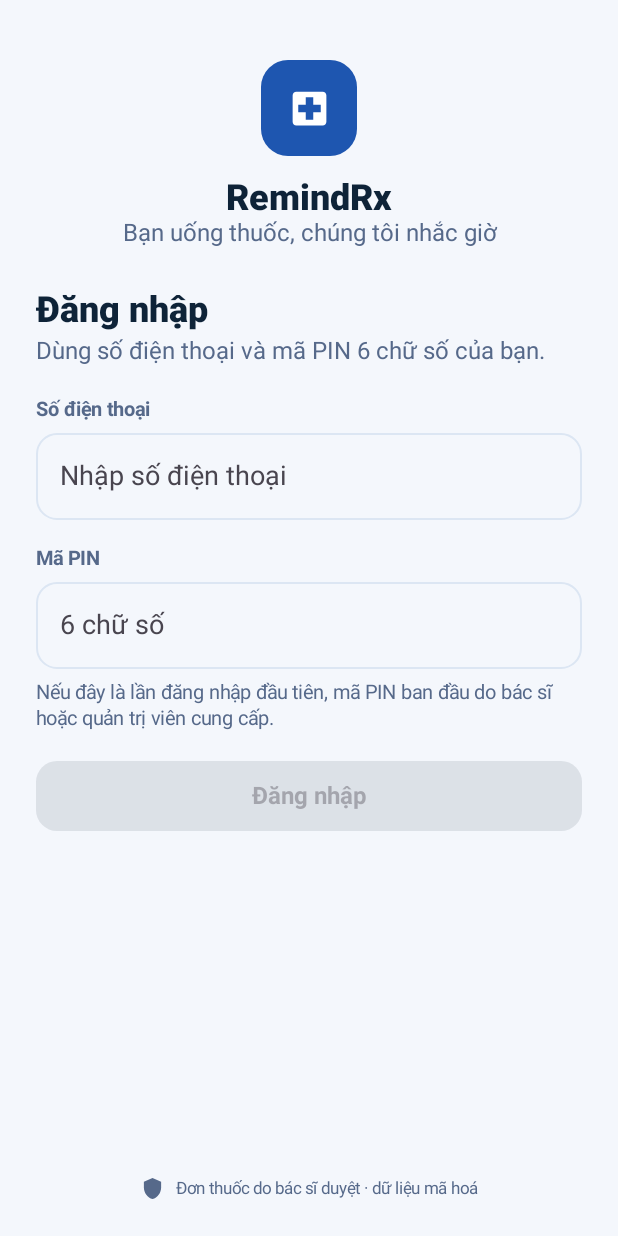
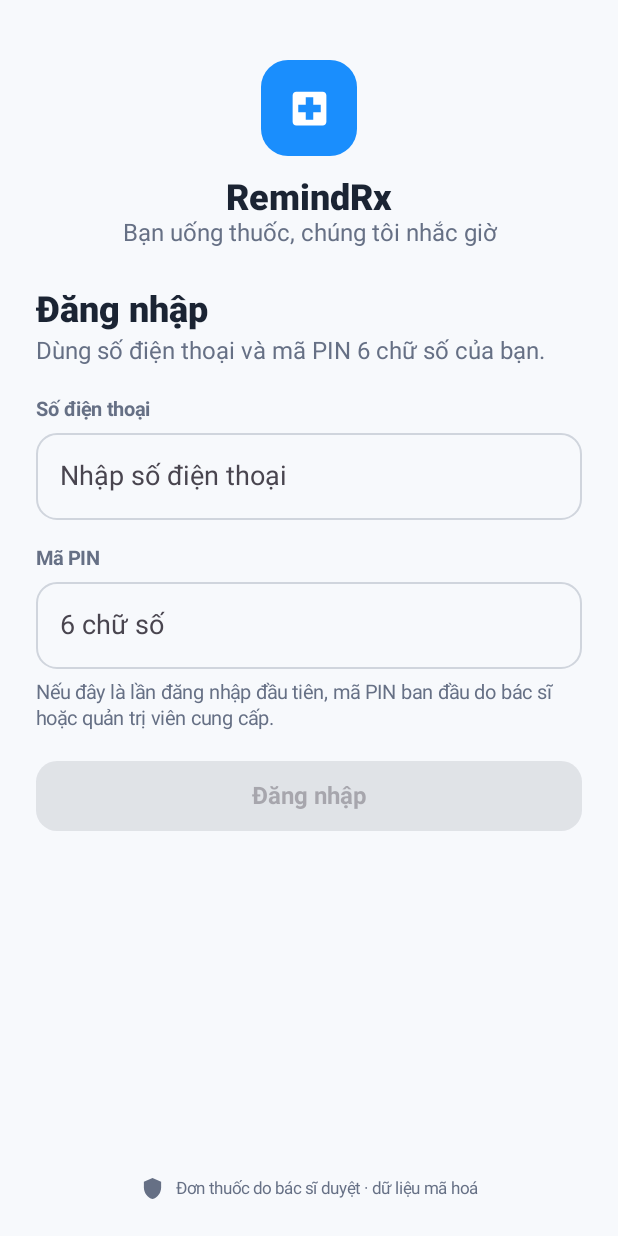
Before and after one commit to Quocker20/dosely-medication-adherence-agent, an Android app built with Jetpack Compose: the screen it shows after launch (MainActivity), on a phone screen of 412 x 824 dp. Run offline under Robolectric (Android 15) with nearby library versions, the light colour scheme and no system bars; our stand-ins replace Dagger/Hilt's generated code; 2 statements that could not run were skipped.

Commit message:
Modify color for mobile app

```diff
--- a/android/app/src/main/java/com/remindrx/app/ui/screens/AssistantScreen.kt
+++ b/android/app/src/main/java/com/remindrx/app/ui/screens/AssistantScreen.kt
@@ -73,7 +73,7 @@ fun AssistantScreen(
             Icon(
                 Icons.Filled.SmartToy,
                 contentDescription = null,
-                tint = MaterialTheme.colorScheme.primary,
+                tint = extras.ai,
                 modifier = Modifier.padding(end = 10.dp),
             )
             Column(Modifier.weight(1f)) {
@@ -177,7 +177,7 @@ fun AssistantScreen(
                 },
                 enabled = input.isNotBlank() && !state.isReplying,
             ) {
-                Icon(Icons.AutoMirrored.Filled.Send, contentDescription = "Gửi", tint = MaterialTheme.colorScheme.primary)
+                Icon(Icons.AutoMirrored.Filled.Send, contentDescription = "Gửi", tint = extras.ai)
             }
         }
     }
@@ -199,7 +199,7 @@ private fun ChatBubble(message: ChatMessage) {
                 bottomEnd = if (isUser) 4.dp else 18.dp,
             ),
             colors = CardDefaults.cardColors(
-                containerColor = if (isUser) MaterialTheme.colorScheme.primary else extras.surfaceAlt,
+                containerColor = if (isUser) extras.ai else extras.surfaceAlt,
             ),
             modifier = Modifier.widthIn(max = 320.dp),
         ) {
--- a/android/app/src/main/java/com/remindrx/app/ui/screens/ChatHistoryScreen.kt
+++ b/android/app/src/main/java/com/remindrx/app/ui/screens/ChatHistoryScreen.kt
@@ -11,8 +11,8 @@ import androidx.compose.foundation.lazy.LazyColumn
 import androidx.compose.foundation.lazy.items
 import androidx.compose.foundation.shape.RoundedCornerShape
 import androidx.compose.material.icons.Icons
+import androidx.compose.material.icons.automirrored.filled.ArrowBack
 import androidx.compose.material.icons.filled.AddComment
-import androidx.compose.material.icons.filled.ArrowBack
 import androidx.compose.material.icons.filled.ChatBubbleOutline
 import androidx.compose.material.icons.filled.ChevronRight
 import androidx.compose.material3.Card
@@ -44,7 +44,7 @@ fun ChatHistoryScreen(
             verticalAlignment = Alignment.CenterVertically,
         ) {
             IconButton(onClick = onBack) {
-                Icon(Icons.Filled.ArrowBack, contentDescription = "Quay lại")
+                Icon(Icons.AutoMirrored.Filled.ArrowBack, contentDescription = "Quay lại")
             }
             Text("Lịch sử Chat AI", style = MaterialTheme.typography.headlineMedium, modifier = Modifier.weight(1f))
             IconButton(onClick = onNewChat) {
@@ -80,7 +80,7 @@ fun ChatHistoryScreen(
                         Icon(
                             Icons.Filled.ChatBubbleOutline,
                             contentDescription = null,
-                            tint = MaterialTheme.colorScheme.primary,
+                            tint = extras.ai,
                         )
                         Column(Modifier.weight(1f)) {
                             Text(conversation.title, style = MaterialTheme.typography.titleMedium)
--- a/android/app/src/main/java/com/remindrx/app/ui/screens/LoginScreen.kt
+++ b/android/app/src/main/java/com/remindrx/app/ui/screens/LoginScreen.kt
@@ -64,7 +64,7 @@ fun LoginScreen(
         ) {
             Card(
                 shape = RoundedCornerShape(18.dp),
-                colors = CardDefaults.cardColors(containerColor = MaterialTheme.colorScheme.primary),
+                colors = CardDefaults.cardColors(containerColor = extras.brand),
                 modifier = Modifier.size(64.dp),
             ) {
                 Box(Modifier.fillMaxSize(), contentAlignment = Alignment.Center) {
--- a/android/app/src/main/java/com/remindrx/app/ui/theme/Color.kt
+++ b/android/app/src/main/java/com/remindrx/app/ui/theme/Color.kt
@@ -2,36 +2,58 @@ package com.remindrx.app.ui.theme
 
 import androidx.compose.ui.graphics.Color
 
-// Light palette
-val LightBg = Color(0xFFF4F7FC)
+// RemindRx light palette. The darker primary is used for filled controls so
+// white labels remain legible; BrandBlue carries the requested bright accent.
+val LightBrandBlue = Color(0xFF1A8EFD)
+val LightPrimary = Color(0xFF1769AA)
+val LightOnPrimary = Color(0xFFFFFFFF)
+val LightPrimaryTint = Color(0xFFEAF4FF)
+val LightSecondary = Color(0xFF9D2553)
+val LightSecondaryTint = Color(0xFFFBEAF1)
+val LightTertiary = Color(0xFF147D64)
+val LightTertiaryTint = Color(0xFFE5F5F0)
+val LightAi = Color(0xFF6F56C7)
+val LightAiTint = Color(0xFFF0EDFF)
+
+val LightBg = Color(0xFFF7F9FC)
 val LightSurface = Color(0xFFFFFFFF)
-val LightSurfaceAlt = Color(0xFFEAF1FB)
-val LightInk = Color(0xFF0E2338)
-val LightInkMuted = Color(0xFF56698A)
-val LightPrimary = Color(0xFF1E56B0)
-val LightPrimaryDark = Color(0xFF123C82)
-val LightPrimaryTint = Color(0xFFE3ECFC)
-val LightBorder = Color(0xFFDCE6F3)
-val LightSuccess = Color(0xFF1E8E5A)
-val LightSuccessTint = Color(0xFFE3F5EC)
-val LightWarning = Color(0xFFB5730F)
-val LightWarningTint = Color(0xFFFBF0DD)
-val LightDanger = Color(0xFFCF4338)
-val LightDangerTint = Color(0xFFFBE8E6)
+val LightSurfaceAlt = Color(0xFFFBFCFF)
+val LightInk = Color(0xFF1B2433)
+val LightInkMuted = Color(0xFF667085)
+val LightBorder = Color(0xFFD0D5DD)
 
-// Dark palette
-val DarkBg = Color(0xFF0A1521)
-val DarkSurface = Color(0xFF101F30)
-val DarkSurfaceAlt = Color(0xFF16283C)
-val DarkInk = Color(0xFFEAF2FC)
-val DarkInkMuted = Color(0xFF93A9C2)
-val DarkPrimary = Color(0xFF6DA1FF)
-val DarkPrimaryDark = Color(0xFFA8C6FF)
-val DarkPrimaryTint = Color(0xFF17304F)
-val DarkBorder = Color(0xFF223650)
-val DarkSuccess = Color(0xFF4FD394)
-val DarkSuccessTint = Color(0xFF123526)
-val DarkWarning = Color(0xFFF0B24E)
-val DarkWarningTint = Color(0xFF3A2A11)
-val DarkDanger = Color(0xFFFF7A6E)
-val DarkDangerTint = Color(0xFF3B1D1B)
+val LightSuccess = Color(0xFF147D64)
+val LightSuccessTint = Color(0xFFE5F5F0)
+val LightWarning = Color(0xFFA96500)
+val LightWarningTint = Color(0xFFFFF2D8)
+val LightDanger = Color(0xFFB42318)
+val LightDangerStrong = Color(0xFF8F1D15)
+val LightDangerTint = Color(0xFFFFE9E7)
+
+// Dark equivalents preserve the same semantic families without reusing light
+// values that would lose contrast against the navy surfaces.
+val DarkBrandBlue = Color(0xFF69B7FF)
+val DarkPrimary = Color(0xFF8CC8FF)
+val DarkOnPrimary = Color(0xFF09243C)
+val DarkPrimaryTint = Color(0xFF183B5B)
+val DarkSecondary = Color(0xFFF08DB5)
+val DarkSecondaryTint = Color(0xFF4A2033)
+val DarkTertiary = Color(0xFF64D8BE)
+val DarkTertiaryTint = Color(0xFF153E35)
+val DarkAi = Color(0xFFB7A7FF)
+val DarkAiTint = Color(0xFF332B58)
+
+val DarkBg = Color(0xFF1B2433)
+val DarkSurface = Color(0xFF222D3D)
+val DarkSurfaceAlt = Color(0xFF2A3648)
+val DarkInk = Color(0xFFF7F9FC)
+val DarkInkMuted = Color(0xFFA5A7AC)
+val DarkBorder = Color(0xFF475467)
+
+val DarkSuccess = Color(0xFF65D6B8)
+val DarkSuccessTint = Color(0xFF173D35)
+val DarkWarning = Color(0xFFFFC566)
+val DarkWarningTint = Color(0xFF493515)
+val DarkDanger = Color(0xFFFF9188)
+val DarkDangerStrong = Color(0xFFC85D55)
+val DarkDangerTint = Color(0xFF4B2422)
--- a/android/app/src/main/java/com/remindrx/app/ui/theme/Theme.kt
+++ b/android/app/src/main/java/com/remindrx/app/ui/theme/Theme.kt
@@ -13,41 +13,56 @@ import androidx.compose.ui.graphics.Color
 // so those semantic tokens travel through their own CompositionLocal instead
 // of being smuggled into unrelated Material roles.
 data class RemindRxColors(
+    val brand: Color,
     val surfaceAlt: Color,
     val border: Color,
     val inkMuted: Color,
     val primaryTint: Color,
+    val secondaryTint: Color,
+    val ai: Color,
+    val aiTint: Color,
     val success: Color,
     val successTint: Color,
     val warning: Color,
     val warningTint: Color,
     val danger: Color,
+    val dangerStrong: Color,
     val dangerTint: Color,
 )
 
 private val LightExtras = RemindRxColors(
+    brand = LightBrandBlue,
     surfaceAlt = LightSurfaceAlt,
     border = LightBorder,
     inkMuted = LightInkMuted,
     primaryTint = LightPrimaryTint,
+    secondaryTint = LightSecondaryTint,
+    ai = LightAi,
+    aiTint = LightAiTint,
     success = LightSuccess,
     successTint = LightSuccessTint,
     warning = LightWarning,
     warningTint = LightWarningTint,
     danger = LightDanger,
+    dangerStrong = LightDangerStrong,
     dangerTint = LightDangerTint,
 )
 
 private val DarkExtras = RemindRxColors(
+    brand = DarkBrandBlue,
     surfaceAlt = DarkSurfaceAlt,
     border = DarkBorder,
     inkMuted = DarkInkMuted,
     primaryTint = DarkPrimaryTint,
+    secondaryTint = DarkSecondaryTint,
+    ai = DarkAi,
+    aiTint = DarkAiTint,
     success = DarkSuccess,
     successTint = DarkSuccessTint,
     warning = DarkWarning,
     warningTint = DarkWarningTint,
     danger = DarkDanger,
+    dangerStrong = DarkDangerStrong,
     dangerTint = DarkDangerTint,
 )
 
@@ -61,24 +76,44 @@ fun RemindRxTheme(
     val scheme = if (darkTheme) {
         darkColorScheme(
             primary = DarkPrimary,
-            onPrimary = DarkBg,
-            secondary = DarkPrimaryDark,
+            onPrimary = DarkOnPrimary,
+            primaryContainer = DarkPrimaryTint,
+            onPrimaryContainer = DarkInk,
+            secondary = DarkSecondary,
+            secondaryContainer = DarkSecondaryTint,
+            onSecondaryContainer = DarkInk,
+            tertiary = DarkTertiary,
+            tertiaryContainer = DarkTertiaryTint,
+            onTertiaryContainer = DarkInk,
+            error = DarkDanger,
+            errorContainer = DarkDangerTint,
             background = DarkBg,
             surface = DarkSurface,
             onBackground = DarkInk,
             onSurface = DarkInk,
             outline = DarkBorder,
+            outlineVariant = DarkBorder,
         )
     } else {
         lightColorScheme(
             primary = LightPrimary,
-            onPrimary = Color.White,
-            secondary = LightPrimaryDark,
+            onPrimary = LightOnPrimary,
+            primaryContainer = LightPrimaryTint,
+            onPrimaryContainer = LightInk,
+            secondary = LightSecondary,
+            secondaryContainer = LightSecondaryTint,
+            onSecondaryContainer = LightInk,
+            tertiary = LightTertiary,
+            tertiaryContainer = LightTertiaryTint,
+            onTertiaryContainer = LightInk,
+            error = LightDanger,
+            errorContainer = LightDangerTint,
             background = LightBg,
             surface = LightSurface,
             onBackground = LightInk,
             onSurface = LightInk,
             outline = LightBorder,
+            outlineVariant = LightBorder,
         )
     }
     val extras = if (darkTheme) DarkExtras else LightExtras
```
Also changed, not shown: android/app/src/main/java/com/remindrx/app/ui/components/Components.kt (+10 -6 lines), android/app/src/main/java/com/remindrx/app/ui/screens/MedicationDetailScreen.kt (+6 -6 lines), android/app/src/main/java/com/remindrx/app/ui/screens/SosScreen.kt (+5 -3 lines).
